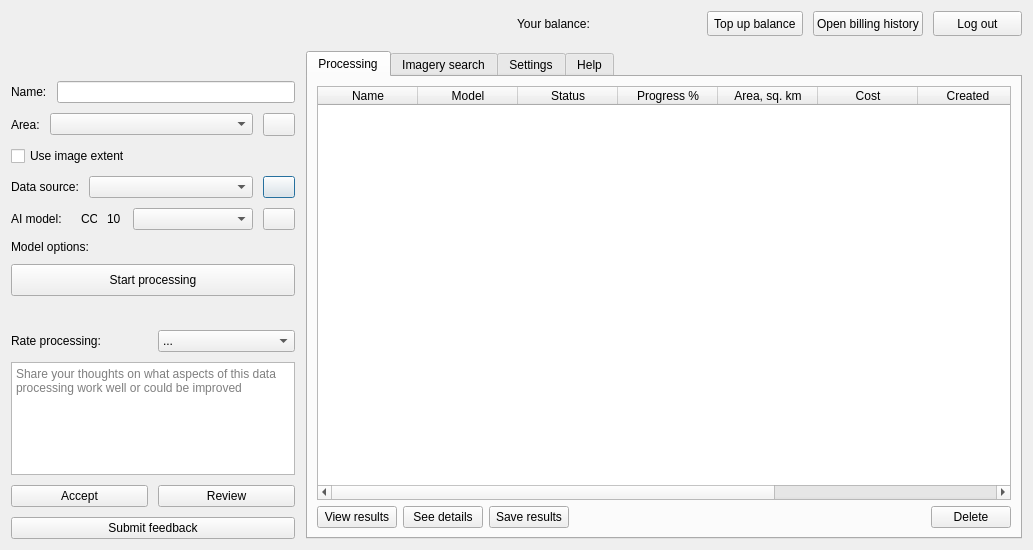
Above: mapflow/dialogs/static/ui/main_dialog.ui from Geoalert/mapflow-qgis before the change. Below: the same form after it.
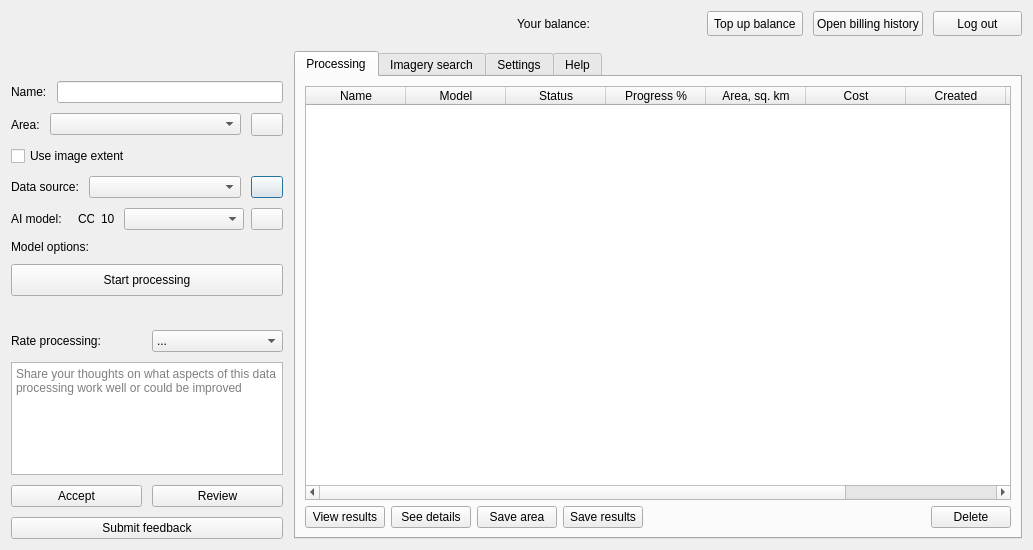
That is the form after the change. Icons and pictures are not drawn. Custom widgets are drawn as their Qt base class.

Commit message: "Download AOI" draft

Patch:
```diff
--- a/mapflow/dialogs/static/ui/main_dialog.ui
+++ b/mapflow/dialogs/static/ui/main_dialog.ui
@@ -298,7 +298,7 @@
        <item>
         <layout class="QHBoxLayout" name="horizontalLayout_2" stretch="0,0,0,1,0">
          <property name="spacing">
-          <number>-1</number>
+          <number>7</number>
          </property>
          <property name="sizeConstraint">
           <enum>QLayout::SetMinimumSize</enum>
@@ -921,7 +921,7 @@
             </widget>
            </item>
            <item>
-            <layout class="QHBoxLayout" name="processingFooter" stretch="0,0,0,0,0">
+            <layout class="QHBoxLayout" name="processingFooter" stretch="0,0,0,0,0,0">
              <item>
               <widget class="QPushButton" name="downloadResultsButton">
                <property name="text">
@@ -936,6 +936,13 @@
                </property>
               </widget>
              </item>
+             <item>
+              <widget class="QPushButton" name="saveAoiButton">
+               <property name="text">
+                <string>Save area</string>
+               </property>
+              </widget>
+             </item>
              <item>
               <widget class="QPushButton" name="saveResultsButton">
                <property name="text">
@@ -1939,17 +1946,17 @@
   </layout>
  </widget>
  <customwidgets>
-  <customwidget>
-   <class>QgsMapLayerComboBox</class>
-   <extends>QComboBox</extends>
-   <header>qgsmaplayercombobox.h</header>
-  </customwidget>
   <customwidget>
    <class>QgsCollapsibleGroupBox</class>
    <extends>QGroupBox</extends>
    <header>qgscollapsiblegroupbox.h</header>
    <container>1</container>
   </customwidget>
+  <customwidget>
+   <class>QgsMapLayerComboBox</class>
+   <extends>QComboBox</extends>
+   <header>qgsmaplayercombobox.h</header>
+  </customwidget>
  </customwidgets>
  <resources/>
  <connections>
```
Left out of the diff: 12 changed lines with no effect on the pictures. The commit also changes 2 other files.
